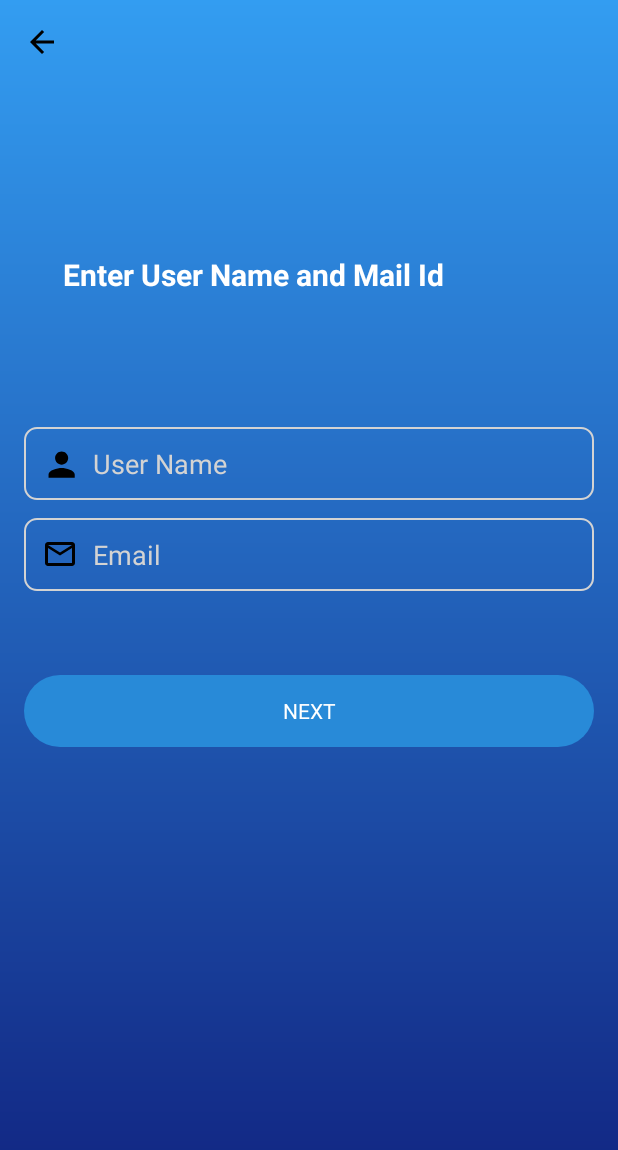
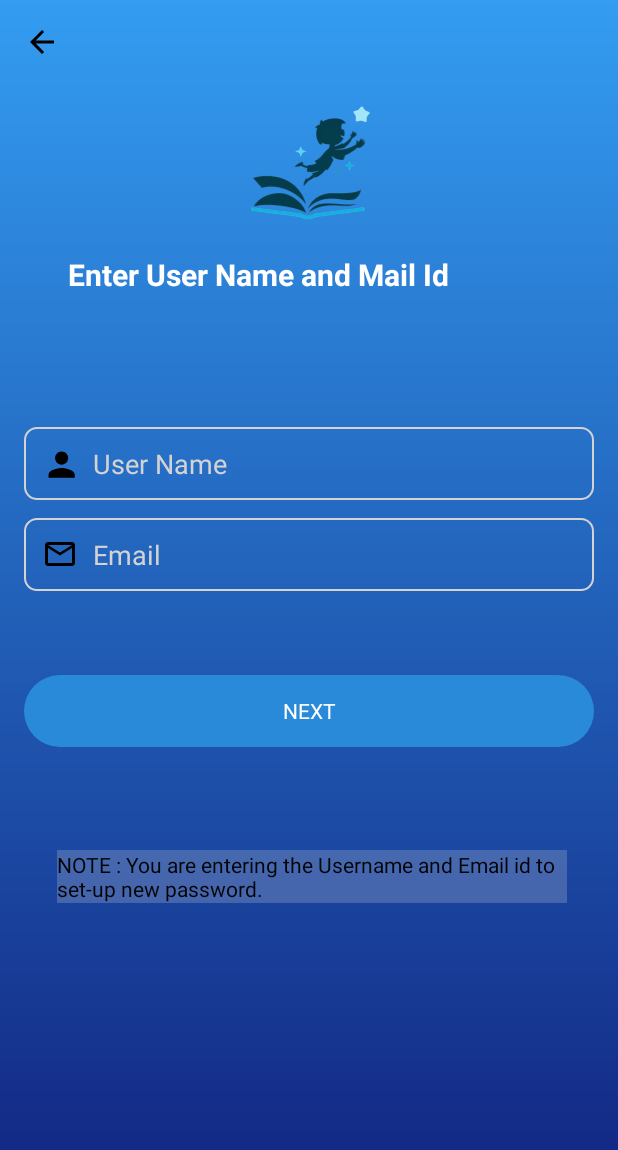
Before and after one commit to rohan-s-abraham/AudioTale, an Android app: the ForgetPasswordPage1 screen opened directly, with no data from a screen before it, on a phone screen of 412 x 824 dp. Shown: the top 1150 px of the screen. Run offline under Robolectric (Android 15) with nearby library versions, the phone set to English and light mode, and no system bars; Roboto replaces fonts that are not available here.

Commit message:
Cosmetic changes draft - 4

```diff
--- a/app/src/main/res/layout/activity_forget_password_page1.xml
+++ b/app/src/main/res/layout/activity_forget_password_page1.xml
@@ -37,9 +37,9 @@
             android:layout_alignParentStart="true"
             android:layout_alignParentTop="true"
             android:layout_alignParentEnd="true"
-            android:layout_marginStart="42dp"
+            android:layout_marginStart="45dp"
             android:layout_marginTop="169dp"
-            android:layout_marginEnd="33dp"
+            android:layout_marginEnd="30dp"
             android:fontFamily="@font/alkatra"
             android:text="Enter User Name and Mail Id"
             android:textColor="@android:color/white"
@@ -116,6 +116,30 @@
 
             <!-- Sign up prompt -->
         </LinearLayout>
+
+        <ImageView
+            android:id="@+id/imageView2"
+            android:layout_width="309dp"
+            android:layout_height="105dp"
+            android:layout_alignParentTop="true"
+            android:layout_centerHorizontal="true"
+            android:layout_marginTop="52dp"
+            app:srcCompat="@drawable/launcher" />
+
+        <TextView
+            android:id="@+id/Notice"
+            android:layout_width="339dp"
+            android:layout_height="wrap_content"
+            android:layout_alignParentStart="true"
+            android:layout_alignParentEnd="true"
+            android:layout_alignParentBottom="true"
+            android:layout_marginStart="38dp"
+            android:layout_marginEnd="34dp"
+            android:layout_marginBottom="222dp"
+            android:background="#57EFECEC"
+            android:backgroundTint="#9FE4E3E3"
+            android:text="NOTE : You are entering the Username and Email id to set-up new password. "
+            android:textColor="#F8000000" />
     </RelativeLayout>
 
 
```
Also changed, not shown: app/src/main/res/layout/activity_forget_password_page2.xml (+24 -0 lines), app/src/main/res/layout/activity_sign_up.xml (+15 -0 lines).
